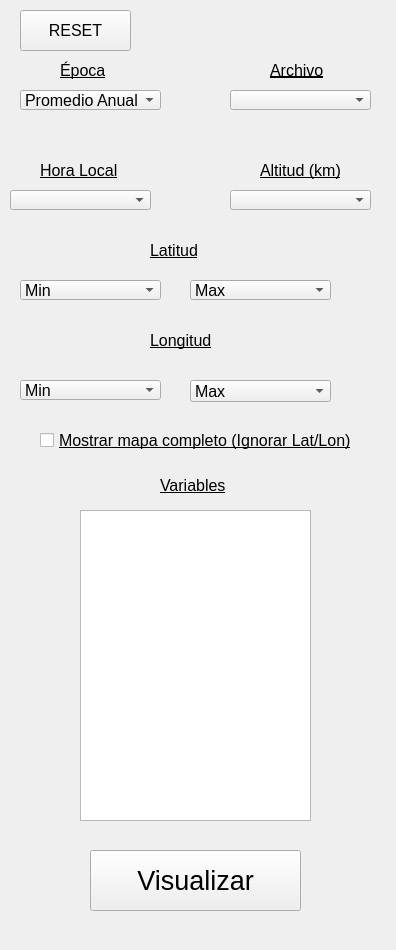
Before: the Qt Designer form mcd_visualizer_dockwidget_base.ui in davidsr21/mcd_visualizer, drawn with Qt 5.
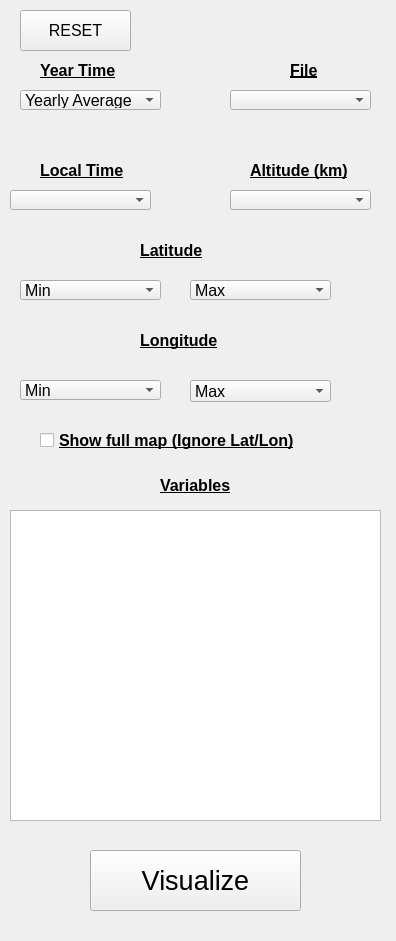
After: the same form once the commit is applied.

Commit message: Added English language to GUI and also added proper variable names into Variable selector

Diff of the .ui file:
```diff
--- a/mcd_visualizer_dockwidget_base.ui
+++ b/mcd_visualizer_dockwidget_base.ui
@@ -7,7 +7,7 @@
     <x>0</x>
     <y>0</y>
     <width>396</width>
-    <height>950</height>
+    <height>941</height>
    </rect>
   </property>
   <property name="minimumSize">
@@ -32,20 +32,22 @@
    <widget class="QLabel" name="Label_Epoca">
     <property name="geometry">
      <rect>
-      <x>60</x>
+      <x>40</x>
       <y>60</y>
-      <width>71</width>
+      <width>111</width>
       <height>21</height>
      </rect>
     </property>
     <property name="font">
      <font>
       <pointsize>12</pointsize>
+      <weight>75</weight>
+      <bold>true</bold>
       <underline>true</underline>
      </font>
     </property>
     <property name="text">
-     <string>Época</string>
+     <string>Year Time</string>
     </property>
    </widget>
    <widget class="QComboBox" name="Combo_Epoca">
@@ -64,7 +66,7 @@
     </property>
     <item>
      <property name="text">
-      <string>Promedio Anual</string>
+      <string>Yearly Average</string>
      </property>
     </item>
     <item>
@@ -170,11 +172,13 @@
     <property name="font">
      <font>
       <pointsize>12</pointsize>
+      <weight>75</weight>
+      <bold>true</bold>
       <underline>true</underline>
      </font>
     </property>
     <property name="text">
-     <string>Hora Local</string>
+     <string>Local Time</string>
     </property>
    </widget>
    <widget class="QComboBox" name="Combo_Hora">
@@ -204,20 +208,22 @@
    <widget class="QLabel" name="Label_Altitud">
     <property name="geometry">
      <rect>
-      <x>260</x>
+      <x>250</x>
       <y>160</y>
-      <width>111</width>
+      <width>141</width>
       <height>21</height>
      </rect>
     </property>
     <property name="font">
      <font>
       <pointsize>12</pointsize>
+      <weight>75</weight>
+      <bold>true</bold>
       <underline>true</underline>
      </font>
     </property>
     <property name="text">
-     <string>Altitud (km)</string>
+     <string>Altitude (km)</string>
     </property>
    </widget>
    <widget class="QComboBox" name="Combo_Altitud">
@@ -243,7 +249,7 @@
    <widget class="QLabel" name="Label_Latitud">
     <property name="geometry">
      <rect>
-      <x>150</x>
+      <x>140</x>
       <y>240</y>
       <width>91</width>
       <height>21</height>
@@ -252,30 +258,34 @@
     <property name="font">
      <font>
       <pointsize>12</pointsize>
+      <weight>75</weight>
+      <bold>true</bold>
       <underline>true</underline>
      </font>
     </property>
     <property name="text">
-     <string>Latitud</string>
+     <string>Latitude</string>
     </property>
    </widget>
    <widget class="QLabel" name="Label_Longitud">
     <property name="geometry">
      <rect>
-      <x>150</x>
+      <x>140</x>
       <y>330</y>
-      <width>81</width>
+      <width>101</width>
       <height>21</height>
      </rect>
     </property>
     <property name="font">
      <font>
       <pointsize>12</pointsize>
+      <weight>75</weight>
+      <bold>true</bold>
       <underline>true</underline>
      </font>
     </property>
     <property name="text">
-     <string>Longitud</string>
+     <string>Longitude</string>
     </property>
    </widget>
    <widget class="QComboBox" name="Combo_Longitud_Min">
@@ -303,13 +313,15 @@
      <rect>
       <x>160</x>
       <y>470</y>
-      <width>71</width>
+      <width>101</width>
       <height>31</height>
      </rect>
     </property>
     <property name="font">
      <font>
       <pointsize>12</pointsize>
+      <weight>75</weight>
+      <bold>true</bold>
       <underline>true</underline>
      </font>
     </property>
@@ -332,7 +344,7 @@
      </font>
     </property>
     <property name="text">
-     <string>Visualizar</string>
+     <string>Visualize</string>
     </property>
    </widget>
    <widget class="QCheckBox" name="Check_Mapa">
@@ -340,18 +352,20 @@
      <rect>
       <x>40</x>
       <y>430</y>
-      <width>321</width>
+      <width>351</width>
       <height>21</height>
      </rect>
     </property>
     <property name="font">
      <font>
       <pointsize>12</pointsize>
+      <weight>75</weight>
+      <bold>true</bold>
       <underline>true</underline>
      </font>
     </property>
     <property name="text">
-     <string>Mostrar mapa completo (Ignorar Lat/Lon)</string>
+     <string>Show full map (Ignore Lat/Lon)</string>
     </property>
    </widget>
    <widget class="QComboBox" name="Combo_Latitud_Min">
@@ -417,7 +431,7 @@
    <widget class="QLabel" name="Label_Archivo">
     <property name="geometry">
      <rect>
-      <x>270</x>
+      <x>290</x>
       <y>60</y>
       <width>81</width>
       <height>20</height>
@@ -426,11 +440,13 @@
     <property name="font">
      <font>
       <pointsize>12</pointsize>
+      <weight>75</weight>
+      <bold>true</bold>
       <underline>true</underline>
      </font>
     </property>
     <property name="text">
-     <string>Archivo</string>
+     <string>File</string>
     </property>
    </widget>
    <widget class="QPushButton" name="Push_Reset">
@@ -454,12 +470,17 @@
    <widget class="QListWidget" name="Combo_Variable">
     <property name="geometry">
      <rect>
-      <x>80</x>
+      <x>10</x>
       <y>510</y>
-      <width>231</width>
+      <width>371</width>
       <height>311</height>
      </rect>
     </property>
+    <property name="font">
+     <font>
+      <pointsize>9</pointsize>
+     </font>
+    </property>
     <property name="focusPolicy">
      <enum>Qt::ClickFocus</enum>
     </property>
```
Left out of the diff: 30 changed lines with no effect on the pictures. The commit also changes 2 other files.
